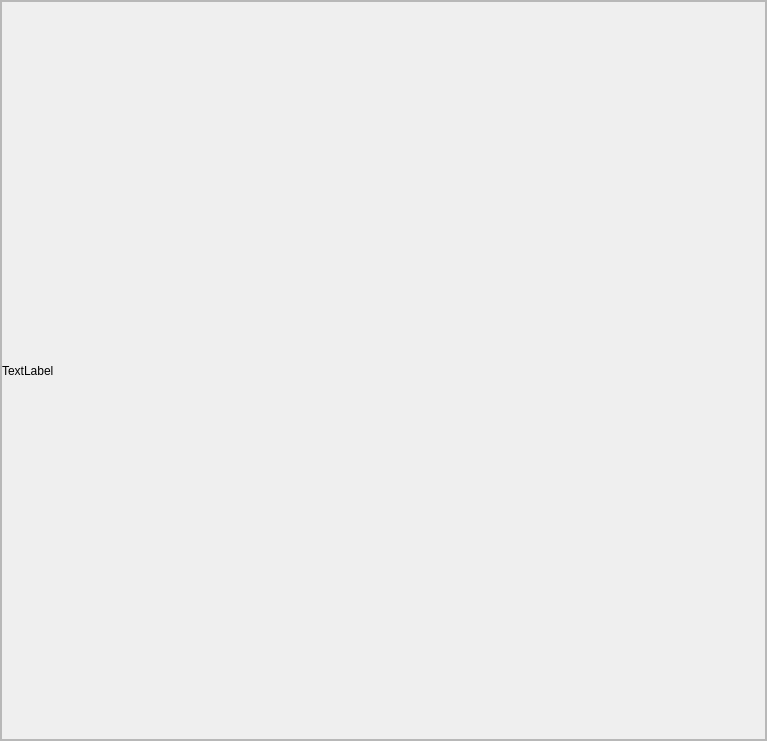
Qt form ui/previewPDF.ui (aibotez/SBCClientV2) before a commit.
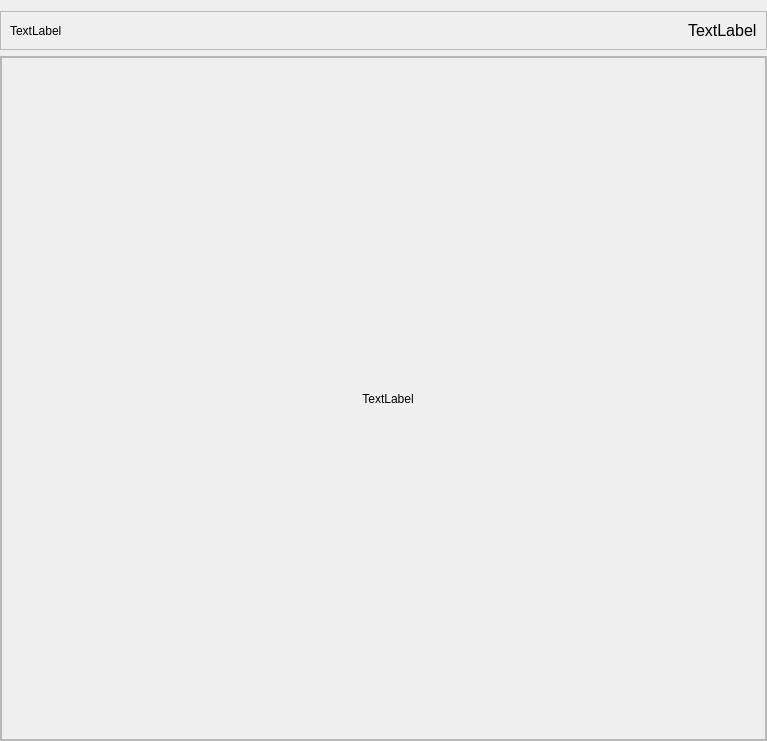
The same form after that commit.

```diff
--- a/ui/previewPDF.ui
+++ b/ui/previewPDF.ui
@@ -15,20 +15,48 @@
   </property>
   <layout class="QVBoxLayout" name="verticalLayout_3">
    <property name="spacing">
-    <number>0</number>
+    <number>6</number>
    </property>
    <property name="leftMargin">
     <number>0</number>
    </property>
-   <property name="topMargin">
-    <number>0</number>
-   </property>
    <property name="rightMargin">
     <number>0</number>
    </property>
    <property name="bottomMargin">
     <number>0</number>
    </property>
+   <item>
+    <widget class="QFrame" name="frame_2">
+     <property name="frameShape">
+      <enum>QFrame::StyledPanel</enum>
+     </property>
+     <property name="frameShadow">
+      <enum>QFrame::Raised</enum>
+     </property>
+     <layout class="QHBoxLayout" name="horizontalLayout" stretch="10,1">
+      <item>
+       <widget class="QLabel" name="label_2">
+        <property name="text">
+         <string>TextLabel</string>
+        </property>
+       </widget>
+      </item>
+      <item>
+       <widget class="QLabel" name="label_3">
+        <property name="font">
+         <font>
+          <pointsize>12</pointsize>
+         </font>
+        </property>
+        <property name="text">
+         <string>TextLabel</string>
+        </property>
+       </widget>
+      </item>
+     </layout>
+    </widget>
+   </item>
    <item>
     <widget class="QFrame" name="frame">
      <property name="frameShape">
@@ -64,16 +92,13 @@
            <x>0</x>
            <y>0</y>
            <width>763</width>
-           <height>737</height>
+           <height>686</height>
           </rect>
          </property>
+         <property name="layoutDirection">
+          <enum>Qt::LeftToRight</enum>
+         </property>
          <layout class="QVBoxLayout" name="verticalLayout_2">
-          <property name="spacing">
-           <number>9</number>
-          </property>
-          <property name="leftMargin">
-           <number>0</number>
-          </property>
           <property name="topMargin">
            <number>0</number>
           </property>
@@ -85,9 +110,15 @@
           </property>
           <item>
            <widget class="QLabel" name="label">
+            <property name="layoutDirection">
+             <enum>Qt::LeftToRight</enum>
+            </property>
             <property name="text">
              <string>TextLabel</string>
             </property>
+            <property name="alignment">
+             <set>Qt::AlignCenter</set>
+            </property>
            </widget>
           </item>
          </layout>
```
